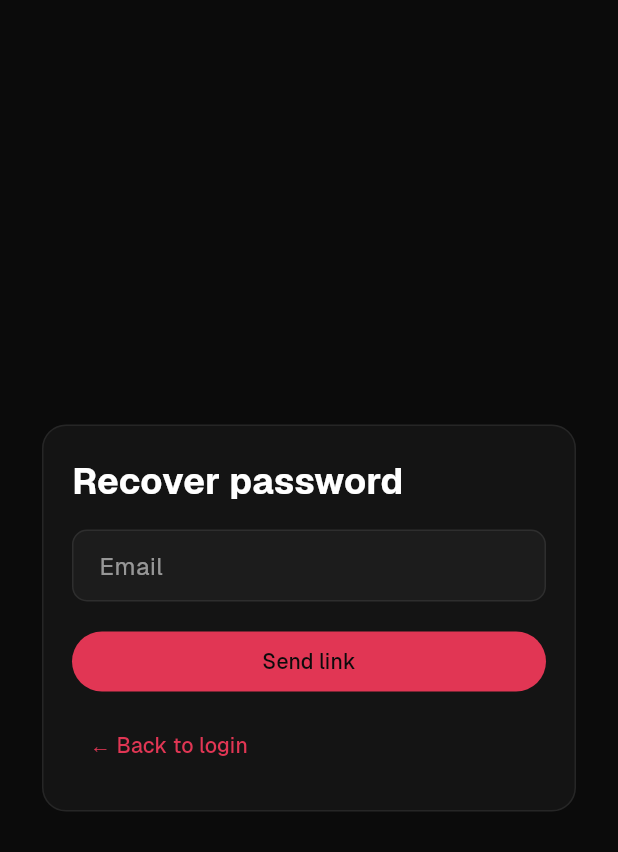
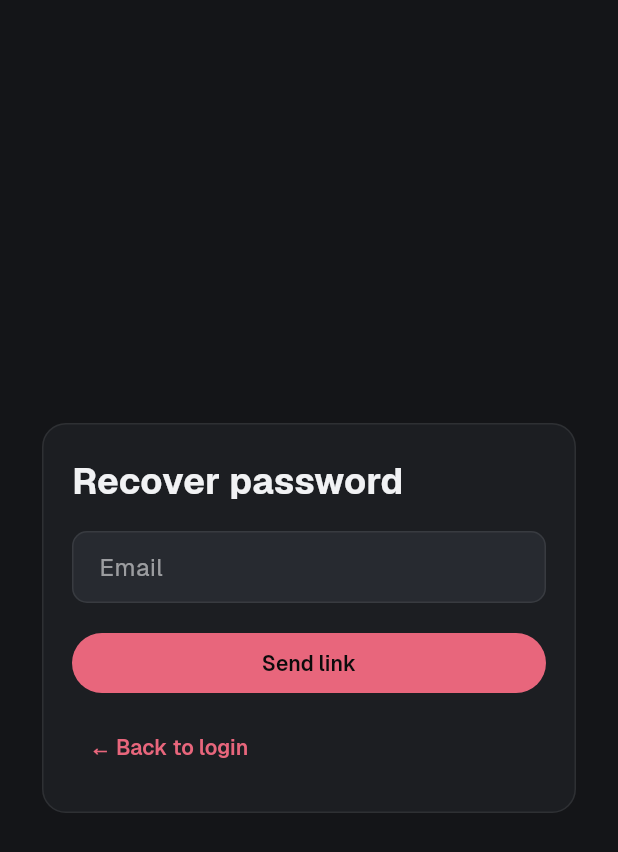
Before and after one commit to iagentshub/app_flutter, a Flutter app: the screen it shows after launch, after a tap on "EN", after a tap on "Forgot your password?", on a phone screen of 412 x 824 dp. Shown: the top 852 px of the screen. Run offline on Flutter 3.47's test engine with Material 3 defaults, Android fonts, the phone set to English and light mode, and no system bars; our stand-ins replace file_picker, flutter_secure_storage, font_awesome_flutter, go_router, image_picker, shared_preferences and 1 more; missing offline and left inert: dart:js_interop, desktop_drop, flutter_stripe, flutter_stripe_web, vyuh_node_flow; accounts and stored records are empty; network calls fail.

Commit message:
Tema: capas de superficie, tipografía y estados de interacción
Las superficies oscuras pasan de negro puro a tres capas (fondo,
tarjeta, elevada) con texto y acentos que conservan 4,5:1 de
contraste; el test del tema lo mide. surfaceTint queda transparente
para que Material 3 no tiña diálogos ni barras. La escala tipográfica
se fija en FncFonts en lugar de heredar la de Material, y el título de
la barra superior la sigue. interaction_theme.dart concentra hover,
foco y pulsación de botones y controles en todas las plataformas.
PrimaryButton admite estado ocupado con indicador y etiqueta
accesible. Transiciones de sección y página más cortas; diálogos y
menú lateral respetan el movimiento reducido.

```diff
--- a/lib/app/theme/app_theme.dart
+++ b/lib/app/theme/app_theme.dart
@@ -51,6 +51,11 @@ abstract final class AppTheme {
       secondary: FncColors.black,
       onSecondary: FncColors.white,
       surface: FncColors.white,
+      surfaceContainerLowest: FncColors.pageBackgroundLight,
+      surfaceContainerLow: FncColors.white,
+      surfaceContainer: FncColors.surfaceAltLight,
+      surfaceContainerHigh: FncColors.white,
+      surfaceContainerHighest: FncColors.surfaceAltLight,
       onSurface: FncColors.black,
       error: FncColors.errorLight,
       onError: FncColors.white,
@@ -61,7 +66,7 @@ abstract final class AppTheme {
       // menú lateral; aquí se corrigen en el origen, con la misma derivación.
       onSurfaceVariant: FncColors.black.withValues(alpha: 0.60),
       outlineVariant: FncColors.black.withValues(alpha: 0.08),
-      surfaceTint: accentColor,
+      surfaceTint: FncColors.transparent,
       inverseSurface: FncColors.black,
       onInverseSurface: FncColors.white,
     );
@@ -115,10 +120,27 @@ abstract final class AppTheme {
           ),
           labelStyle: const TextStyle(color: FncColors.hintTextLight),
         ),
-        appBarTheme: const AppBarTheme(
-          backgroundColor: FncColors.black,
-          foregroundColor: FncColors.white,
+        appBarTheme: AppBarTheme(
+          backgroundColor: scheme.surface,
+          foregroundColor: scheme.onSurface,
+          surfaceTintColor: FncColors.transparent,
           elevation: 0,
+          scrolledUnderElevation: 0,
+          centerTitle: false,
+          titleTextStyle: FncFonts.textTheme(scheme.brightness).titleLarge
+              ?.copyWith(color: scheme.onSurface),
+        ),
+        dialogTheme: DialogThemeData(
+          backgroundColor: scheme.surfaceContainerHigh,
+          surfaceTintColor: FncColors.transparent,
+        ),
+        popupMenuTheme: PopupMenuThemeData(
+          color: scheme.surfaceContainerHigh,
+          surfaceTintColor: FncColors.transparent,
+        ),
+        bottomSheetTheme: BottomSheetThemeData(
+          backgroundColor: scheme.surfaceContainerHigh,
+          surfaceTintColor: FncColors.transparent,
         ),
         filledButtonTheme: FilledButtonThemeData(
           style: FilledButton.styleFrom(
@@ -129,13 +151,13 @@ abstract final class AppTheme {
         outlinedButtonTheme: OutlinedButtonThemeData(
           style: OutlinedButton.styleFrom(
             foregroundColor: FncColors.black,
-            side: const BorderSide(color: FncColors.black),
+            side: BorderSide(color: scheme.onSurface.withValues(alpha: 0.22)),
           ),
         ),
         chipTheme: ChipThemeData(
-          backgroundColor: accentColor.withValues(alpha: 0.08),
+          backgroundColor: surface2,
           selectedColor: accentColor.withValues(alpha: 0.18),
-          side: BorderSide(color: accentColor.withValues(alpha: 0.28)),
+          side: BorderSide(color: scheme.outlineVariant),
           labelStyle: const TextStyle(color: FncColors.black),
           shape: const StadiumBorder(),
         ),
@@ -156,7 +178,7 @@ abstract final class AppTheme {
   static ThemeData dark([String themeId = 'dark-red']) {
     final accentColor = FncColors.accessibleAccent(
       accent(themeId),
-      FncColors.black,
+      FncColors.surfaceAltDark,
     );
     final onAccentColor = FncColors.onAccent(accentColor);
     final scheme = ColorScheme.dark(
@@ -164,15 +186,20 @@ abstract final class AppTheme {
       onPrimary: onAccentColor,
       secondary: FncColors.white,
       onSecondary: FncColors.black,
-      surface: FncColors.black,
-      onSurface: FncColors.white,
+      surface: FncColors.cardDark,
+      surfaceContainerLowest: FncColors.pageBackgroundDark,
+      surfaceContainerLow: FncColors.cardDark,
+      surfaceContainer: FncColors.surfaceAltDark,
+      surfaceContainerHigh: FncColors.surfaceAltDark,
+      surfaceContainerHighest: FncColors.surfaceAltDark,
+      onSurface: FncColors.textDark,
       error: FncColors.errorDark,
       onError: FncColors.black,
       outline: FncColors.outlineDark,
       // Ver la nota del tema claro.
-      onSurfaceVariant: FncColors.white.withValues(alpha: 0.60),
+      onSurfaceVariant: FncColors.textSecondaryDark,
       outlineVariant: FncColors.white.withValues(alpha: 0.08),
-      surfaceTint: accentColor,
+      surfaceTint: FncColors.transparent,
     );
 
     const cardColor = FncColors.cardDark;
@@ -183,7 +210,7 @@ abstract final class AppTheme {
       ThemeData(
         brightness: Brightness.dark,
         colorScheme: scheme,
-        scaffoldBackgroundColor: FncColors.black,
+        scaffoldBackgroundColor: FncColors.pageBackgroundDark,
         cardColor: cardColor,
         useMaterial3: true,
         // Ver la nota del tema claro.
@@ -219,12 +246,31 @@ abstract final class AppTheme {
           ),
           labelStyle: const TextStyle(color: FncColors.hintTextDark),
         ),
-        textTheme: FncFonts.textTheme(Brightness.dark)
-            .apply(bodyColor: FncColors.white, displayColor: FncColors.white),
-        appBarTheme: const AppBarTheme(
-          backgroundColor: FncColors.black,
-          foregroundColor: FncColors.white,
+        textTheme: FncFonts.textTheme(Brightness.dark).apply(
+          bodyColor: FncColors.textDark,
+          displayColor: FncColors.textDark,
+        ),
+        appBarTheme: AppBarTheme(
+          backgroundColor: scheme.surface,
+          foregroundColor: scheme.onSurface,
+          surfaceTintColor: FncColors.transparent,
           elevation: 0,
+          scrolledUnderElevation: 0,
+          centerTitle: false,
+          titleTextStyle: FncFonts.textTheme(scheme.brightness).titleLarge
+              ?.copyWith(color: scheme.onSurface),
+        ),
+        dialogTheme: DialogThemeData(
+          backgroundColor: scheme.surfaceContainerHigh,
+          surfaceTintColor: FncColors.transparent,
+        ),
+        popupMenuTheme: PopupMenuThemeData(
+          color: scheme.surfaceContainerHigh,
+          surfaceTintColor: FncColors.transparent,
+        ),
+        bottomSheetTheme: BottomSheetThemeData(
+          backgroundColor: scheme.surfaceContainerHigh,
+          surfaceTintColor: FncColors.transparent,
         ),
         filledButtonTheme: FilledButtonThemeData(
           style: FilledButton.styleFrom(
@@ -235,13 +281,13 @@ abstract final class AppTheme {
         outlinedButtonTheme: OutlinedButtonThemeData(
           style: OutlinedButton.styleFrom(
             foregroundColor: FncColors.white,
-            side: const BorderSide(color: FncColors.white),
+            side: BorderSide(color: scheme.onSurface.withValues(alpha: 0.22)),
           ),
         ),
         chipTheme: ChipThemeData(
-          backgroundColor: accentColor.withValues(alpha: 0.12),
+          backgroundColor: surface2,
           selectedColor: accentColor.withValues(alpha: 0.24),
-          side: BorderSide(color: accentColor.withValues(alpha: 0.36)),
+          side: BorderSide(color: scheme.outlineVariant),
           labelStyle: const TextStyle(color: FncColors.white),
           shape: const StadiumBorder(),
         ),
--- a/lib/app/theme/fnc_colors.dart
+++ b/lib/app/theme/fnc_colors.dart
@@ -143,8 +143,11 @@ abstract final class FncColors {
   static const hintTextLight = Color(0x8A000000);
 
   static const outlineDark = Color(0xFFB8B8B8);
-  static const cardDark = Color(0xFF141414);
-  static const surfaceAltDark = Color(0xFF1C1C1C);
+  static const pageBackgroundDark = Color(0xFF141518);
+  static const textDark = Color(0xFFF1F2F4);
+  static const textSecondaryDark = Color(0xFFADB1BA);
+  static const cardDark = Color(0xFF1C1E22);
+  static const surfaceAltDark = Color(0xFF272A30);
   static const dividerLineDark = Color(0x14FFFFFF);
   static const hintTextDark = Color(0x8AFFFFFF);
 
--- a/lib/app/theme/fnc_fonts.dart
+++ b/lib/app/theme/fnc_fonts.dart
@@ -45,7 +45,47 @@ abstract final class FncFonts {
     final base = brightness == Brightness.dark
         ? ThemeData.dark(useMaterial3: true).textTheme
         : ThemeData.light(useMaterial3: true).textTheme;
-    return base.apply(fontFamily: geist);
+    return base
+        .copyWith(
+          headlineSmall: base.headlineSmall?.copyWith(
+            fontSize: size28,
+            fontWeight: FontWeight.w600,
+            height: 1.2,
+            letterSpacing: -0.5,
+          ),
+          titleLarge: base.titleLarge?.copyWith(
+            fontSize: size24,
+            fontWeight: FontWeight.w600,
+            height: 1.25,
+            letterSpacing: -0.3,
+          ),
+          titleMedium: base.titleMedium?.copyWith(
+            fontSize: size16,
+            fontWeight: FontWeight.w600,
+            height: 1.4,
+          ),
+          titleSmall: base.titleSmall?.copyWith(
+            fontSize: size14,
+            fontWeight: FontWeight.w600,
+          ),
+          bodyLarge: base.bodyLarge?.copyWith(fontSize: size16, height: 1.5),
+          bodyMedium: base.bodyMedium?.copyWith(fontSize: size14, height: 1.5),
+          bodySmall: base.bodySmall?.copyWith(fontSize: size12, height: 1.5),
+          labelLarge: base.labelLarge?.copyWith(
+            fontSize: size14,
+            fontWeight: FontWeight.w600,
+            letterSpacing: 0,
+          ),
+          labelMedium: base.labelMedium?.copyWith(
+            fontSize: size13,
+            letterSpacing: 0,
+          ),
+          labelSmall: base.labelSmall?.copyWith(
+            fontSize: size12,
+            letterSpacing: 0.1,
+          ),
+        )
+        .apply(fontFamily: geist);
   }
 
   // -----------------------------------------------------------------------
--- /dev/null
+++ b/lib/app/theme/interaction_theme.dart
@@ -0,0 +1,74 @@
+import 'package:flutter/material.dart';
+
+/// Shared hover, keyboard focus and modal geometry for both platforms.
+ThemeData interactionTheme(ThemeData base) {
+  final scheme = base.colorScheme;
+  WidgetStateProperty<Color?> overlay(Color color) =>
+      WidgetStateProperty.resolveWith((states) {
+        if (states.contains(WidgetState.disabled)) return null;
+        if (states.contains(WidgetState.pressed)) {
+          return color.withValues(alpha: 0.12);
+        }
+        if (states.contains(WidgetState.focused)) {
+          return color.withValues(alpha: 0.14);
+        }
+        if (states.contains(WidgetState.hovered)) {
+          return color.withValues(alpha: 0.05);
+        }
+        return null;
+      });
+  WidgetStateProperty<BorderSide?> border({
+    bool outlined = false,
+    bool filled = false,
+  }) => WidgetStateProperty.resolveWith((states) {
+    if (states.contains(WidgetState.focused) &&
+        !states.contains(WidgetState.disabled)) {
+      return BorderSide(
+        color: filled ? scheme.onPrimary : scheme.primary,
+        width: 2,
+      );
+    }
+    return BorderSide(
+      color: scheme.onSurface.withValues(alpha: outlined ? 0.22 : 0),
+      width: 2,
+    );
+  });
+  ButtonStyle style(
+    ButtonStyle? original, {
+    bool outlined = false,
+    bool filled = false,
+  }) => (original ?? const ButtonStyle()).copyWith(
+    overlayColor: overlay(filled ? scheme.onPrimary : scheme.onSurface),
+    side: border(outlined: outlined, filled: filled),
+    // Feedback is immediate, including when the system reduces motion.
+    animationDuration: Duration.zero,
+  );
+  return base.copyWith(
+    filledButtonTheme: FilledButtonThemeData(
+      style: style(base.filledButtonTheme.style, filled: true),
+    ),
+    outlinedButtonTheme: OutlinedButtonThemeData(
+      style: style(base.outlinedButtonTheme.style, outlined: true),
+    ),
+    textButtonTheme: TextButtonThemeData(
+      style: style(base.textButtonTheme.style),
+    ),
+    iconButtonTheme: IconButtonThemeData(
+      style: style(base.iconButtonTheme.style),
+    ),
+    dialogTheme: base.dialogTheme.copyWith(
+      insetPadding: const EdgeInsets.all(24),
+      actionsPadding: const EdgeInsets.fromLTRB(24, 8, 24, 24),
+      titleTextStyle: base.textTheme.titleLarge?.copyWith(
+        color: scheme.onSurface,
+      ),
+      contentTextStyle: base.textTheme.bodyMedium?.copyWith(
+        color: scheme.onSurface,
+      ),
+      shape: RoundedRectangleBorder(
+        borderRadius: BorderRadius.circular(16),
+        side: BorderSide(color: scheme.outlineVariant),
+      ),
+    ),
+  );
+}
--- a/lib/app/theme/web_theme.dart
+++ b/lib/app/theme/web_theme.dart
@@ -1,8 +1,11 @@
 import 'package:flutter/foundation.dart';
 import 'package:flutter/material.dart';
 
+import 'interaction_theme.dart';
+
 /// Ajustes de los controles web sin alterar la paleta ni los temas nativos.
 ThemeData webTheme(ThemeData base) {
+  base = interactionTheme(base);
   if (!kIsWeb) return base;
   const shape = RoundedRectangleBorder(
     borderRadius: BorderRadius.all(Radius.circular(10)),
@@ -17,16 +20,18 @@ ThemeData webTheme(ThemeData base) {
       elevation: 0,
       scrolledUnderElevation: 0,
       centerTitle: false,
-      titleTextStyle: base.textTheme.titleMedium?.copyWith(
+      titleTextStyle: base.textTheme.titleLarge?.copyWith(
         color: scheme.onSurface,
         fontWeight: FontWeight.w600,
       ),
     ),
     iconButtonTheme: IconButtonThemeData(
-      style: IconButton.styleFrom(
-        shape: shape,
-        iconSize: 19,
-        minimumSize: const Size(40, 40),
+      style: base.iconButtonTheme.style?.merge(
+        IconButton.styleFrom(
+          shape: shape,
+          iconSize: 19,
+          minimumSize: const Size(40, 40),
+        ),
       ),
     ),
     filledButtonTheme: FilledButtonThemeData(
@@ -39,7 +44,6 @@ ThemeData webTheme(ThemeData base) {
       style: base.outlinedButtonTheme.style?.copyWith(
         shape: const WidgetStatePropertyAll(shape),
         minimumSize: const WidgetStatePropertyAll(Size(0, 40)),
-        side: WidgetStatePropertyAll(BorderSide(color: scheme.outlineVariant)),
       ),
     ),
     popupMenuTheme: base.popupMenuTheme.copyWith(
--- a/lib/shared/widgets/app_shell.dart
+++ b/lib/shared/widgets/app_shell.dart
@@ -27,6 +27,7 @@ import '../state/locale_controller.dart';
 import '../state/theme_controller.dart';
 import 'brand_icon.dart';
 import 'motion/app_modal.dart';
+import 'motion/app_motion.dart';
 import 'shell/skip_link.dart';
 import 'user_avatar.dart';
 import 'web_content_frame.dart';
--- a/lib/shared/widgets/buttons/app_buttons.dart
+++ b/lib/shared/widgets/buttons/app_buttons.dart
@@ -1,5 +1,7 @@
 import 'package:flutter/foundation.dart';
 import 'package:flutter/material.dart';
+
+import '../motion/app_motion.dart';
 
 /// Acción principal de una vista o bloque.
 ///
@@ -10,6 +12,8 @@ class PrimaryButton extends StatelessWidget {
     required this.onPressed,
     required Widget this._child,
     this.style,
+    this.busy = false,
+    this.busyLabel,
     super.key,
   }) : _icon = null,
        _label = null,
@@ -20,6 +24,8 @@ class PrimaryButton extends StatelessWidget {
     required Widget this._icon,
     required Widget this._label,
     this.style,
+    this.busy = false,
+    this.busyLabel,
     super.key,
   }) : _child = null,
        _variant = _PrimaryButtonVariant.filled;
@@ -28,6 +34,8 @@ class PrimaryButton extends StatelessWidget {
     required this.onPressed,
     required Widget this._child,
     this.style,
+    this.busy = false,
+    this.busyLabel,
     super.key,
   }) : _icon = null,
        _label = null,
@@ -38,12 +46,16 @@ class PrimaryButton extends StatelessWidget {
     required Widget this._icon,
     required Widget this._label,
     this.style,
+    this.busy = false,
+    this.busyLabel,
     super.key,
   }) : _child = null,
        _variant = _PrimaryButtonVariant.tonalIcon;
 
   final VoidCallback? onPressed;
   final ButtonStyle? style;
+  final bool busy;
+  final String? busyLabel;
   final Widget? _child;
   final Widget? _icon;
   final Widget? _label;
@@ -51,27 +63,55 @@ class PrimaryButton extends StatelessWidget {
 
   @override
   Widget build(BuildContext context) {
-    if (_variant == _PrimaryButtonVariant.elevated) {
-      return ElevatedButton(onPressed: onPressed, style: style, child: _child!);
-    }
-    final icon = _icon;
-    if (icon != null) {
-      return FilledButton.icon(
-        onPressed: onPressed,
+    final callback = busy ? null : onPressed;
+    final content = _icon == null
+        ? _child!
+        : Row(
+            mainAxisSize: MainAxisSize.min,
+            children: [
+              _icon,
+              const SizedBox(width: 8),
+              Flexible(child: _label!),
+            ],
+          );
+    final child = Semantics(
+      liveRegion: busy,
+      label: busy ? busyLabel : null,
+      child: Stack(
+        alignment: Alignment.center,
+        children: [
+          Opacity(
+            opacity: busy ? 0 : 1,
+            alwaysIncludeSemantics: busyLabel == null,
+            child: content,
+          ),
+          if (busy)
+            SizedBox.square(
+              dimension: 18,
+              child: AppMotion.reduced(context)
+                  ? const Icon(Icons.hourglass_top, size: 18)
+                  : const CircularProgressIndicator(strokeWidth: 2),
+            ),
+        ],
+      ),
+    );
+    return switch (_variant) {
+      _PrimaryButtonVariant.elevated => ElevatedButton(
+        onPressed: callback,
         style: style,
-        icon: icon,
-        label: _label!,
-      );
-    }
-    if (_variant == _PrimaryButtonVariant.tonalIcon) {
-      return FilledButton.tonalIcon(
-        onPressed: onPressed,
+        child: child,
+      ),
+      _PrimaryButtonVariant.tonalIcon => FilledButton.tonal(
+        onPressed: callback,
         style: style,
-        icon: _icon!,
-        label: _label!,
-      );
-    }
-    return FilledButton(onPressed: onPressed, style: style, child: _child!);
+        child: child,
+      ),
+      _PrimaryButtonVariant.filled => FilledButton(
+        onPressed: callback,
+        style: style,
+        child: child,
+      ),
+    };
   }
 }
 
@@ -311,9 +351,14 @@ class AppIconButton extends StatelessWidget {
         onPressed: onPressed,
         tooltip: tooltip,
         style: kIsWeb
-            ? IconButton.styleFrom(
-                side: BorderSide(
-                  color: Theme.of(context).colorScheme.outlineVariant,
+            ? ButtonStyle(
+                side: WidgetStateProperty.resolveWith(
+                  (states) => BorderSide(
+                    color: states.contains(WidgetState.focused)
+                        ? Theme.of(context).colorScheme.primary
+                        : Theme.of(context).colorScheme.outlineVariant,
+                    width: 2,
+                  ),
                 ),
               ).merge(style)
             : style,
--- a/lib/shared/widgets/motion/app_modal.dart
+++ b/lib/shared/widgets/motion/app_modal.dart
@@ -41,6 +41,15 @@ Future<T?> showAppDialog<T>({
       builder: builder,
       barrierDismissible: barrierDismissible,
       routeSettings: routeSettings,
+      animationStyle: AppMotion.reduced(context)
+          ? const AnimationStyle(
+              duration: Duration.zero,
+              reverseDuration: Duration.zero,
+            )
+          : const AnimationStyle(
+              duration: AppMotion.modal,
+              reverseDuration: AppMotion.modalReverse,
+            ),
     );
   }
   return showModal<T>(
--- a/lib/shared/widgets/motion/app_motion.dart
+++ b/lib/shared/widgets/motion/app_motion.dart
@@ -10,11 +10,11 @@ abstract final class AppMotion {
   /// Cambio de sección dentro del shell. Corta a propósito: es la transición
   /// que el usuario ve más veces al día y cualquier cosa por encima de ~250 ms
   /// se percibe como que la app tarda en responder al clic del menú.
-  static const Duration section = Duration(milliseconds: 220);
+  static const Duration section = Duration(milliseconds: 180);
 
   /// Apertura de una página completa sobre otra (formularios, editores).
   /// Puede permitirse ser más larga: ocurre una vez por tarea, no por clic.
-  static const Duration page = Duration(milliseconds: 300);
+  static const Duration page = Duration(milliseconds: 220);
 
   /// Diálogos. Material sube el escalado en 150 ms y lo baja en 75: la salida
   /// más rápida que la entrada evita que el diálogo "se resista" al cerrarse.
--- a/lib/shared/widgets/shell/app_shell_navigation.dart
+++ b/lib/shared/widgets/shell/app_shell_navigation.dart
@@ -249,24 +249,15 @@ class _ShellTopBar extends StatelessWidget {
         compactPadding: const EdgeInsets.symmetric(horizontal: 16),
         child: Row(
           children: [
-            Container(
-              width: 4,
-              height: 24,
-              decoration: BoxDecoration(
-                color: scheme.primary,
-                borderRadius: BorderRadius.circular(99),
-              ),
-            ),
-            const SizedBox(width: 12),
             Expanded(
               child: Text(
                 title,
                 maxLines: 1,
                 overflow: TextOverflow.ellipsis,
                 style: theme.textTheme.titleLarge?.copyWith(
-                  fontSize: FncFonts.size19,
-                  fontWeight: FontWeight.w700,
-                  letterSpacing: -0.2,
+                  fontSize: FncFonts.size24,
+                  fontWeight: FontWeight.w600,
+                  letterSpacing: -0.3,
                 ),
               ),
             ),
@@ -364,7 +355,9 @@ class _NavItemTile extends StatelessWidget {
           hoverColor: tokens.hover,
           focusColor: tokens.hover,
           child: AnimatedContainer(
-            duration: const Duration(milliseconds: 160),
+            duration: AppMotion.reduced(context)
+                ? Duration.zero
+                : const Duration(milliseconds: 160),
             curve: Curves.easeOut,
             constraints: const BoxConstraints(minHeight: 44),
             padding: const EdgeInsets.symmetric(horizontal: 10, vertical: 6),
```
Also changed, not shown: 1 other file.
